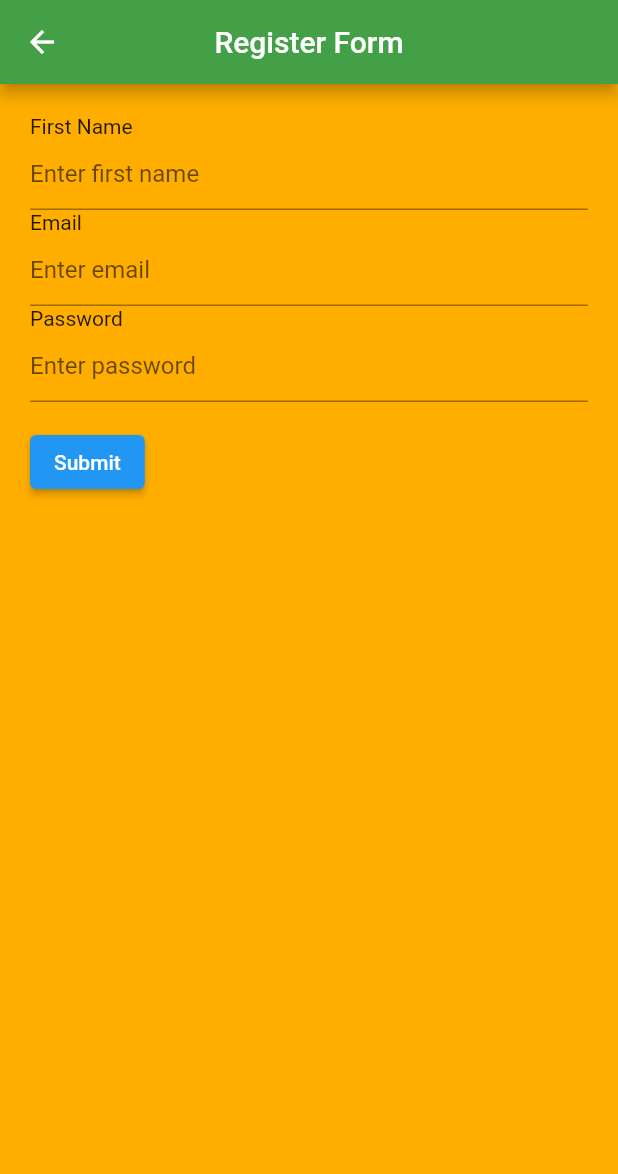
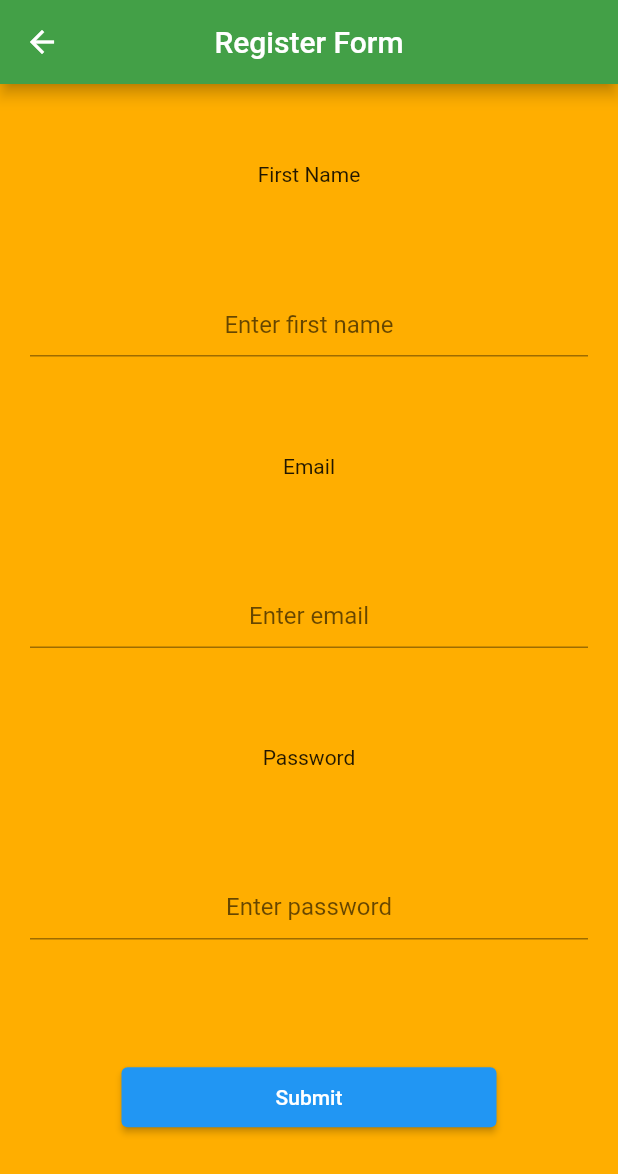
Before and after one commit to au-richard/PsycHelp, a Flutter app: the RegisterPage screen opened directly, on a phone screen of 412 x 824 dp. Shown: the top 1174 px of the screen. Run offline on Flutter 3.47's test engine with Material 2 defaults, Android fonts, the phone set to English and light mode, and no system bars; our stand-ins replace animate_do, firebase_auth; accounts and stored records are empty.

Commit message:
Centering form field and button. Making button wider.

```diff
--- a/lib/pages/register.dart
+++ b/lib/pages/register.dart
@@ -34,10 +34,17 @@ class _MyCustomFormState extends State<MyCustomForm> {
       child: Form(
         key: _formKey,
         child: Column(
-          crossAxisAlignment: CrossAxisAlignment.start,
+          mainAxisAlignment: MainAxisAlignment.spaceAround,
+          crossAxisAlignment: CrossAxisAlignment.center,
           children: [
-            const Text('First Name'),
+            const Text(
+              'First Name',
+              textAlign: TextAlign.center,
+            ),
             TextFormField(
+              // style: ,
+              textAlign: TextAlign.center,
+              textAlignVertical: TextAlignVertical.center,
               decoration: const InputDecoration(
                 hintText: "Enter first name",
               ),
@@ -50,6 +57,8 @@ class _MyCustomFormState extends State<MyCustomForm> {
             ),
             const Text('Email'),
             TextFormField(
+              textAlign: TextAlign.center,
+              textAlignVertical: TextAlignVertical.center,
               decoration: const InputDecoration(hintText: "Enter email"),
               validator: (value) {
                 if (value == null || value.isEmpty) {
@@ -60,6 +69,11 @@ class _MyCustomFormState extends State<MyCustomForm> {
             ),
             const Text('Password'),
             TextFormField(
+              textAlign: TextAlign.center,
+              textAlignVertical: TextAlignVertical.center,
+              obscureText: true,
+              enableSuggestions: false,
+              autocorrect: false,
               decoration: const InputDecoration(hintText: "Enter password"),
               validator: (value) {
                 if (value == null || value.isEmpty) {
@@ -71,6 +85,9 @@ class _MyCustomFormState extends State<MyCustomForm> {
             Padding(
               padding: const EdgeInsets.symmetric(vertical: 16.0),
               child: ElevatedButton(
+                style: ElevatedButton.styleFrom(
+                  minimumSize: const Size(250, 40),
+                ),
                 onPressed: () {
                   // Validate returns true if the form is valid, or false otherwise.
                   if (_formKey.currentState!.validate()) {
```
